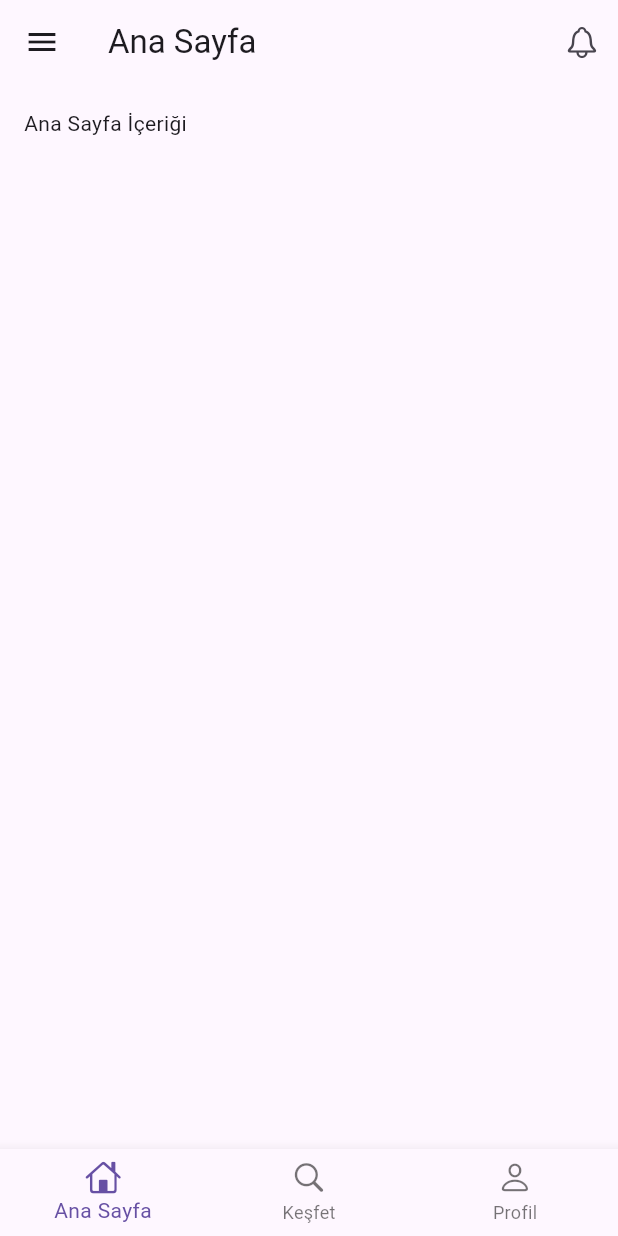
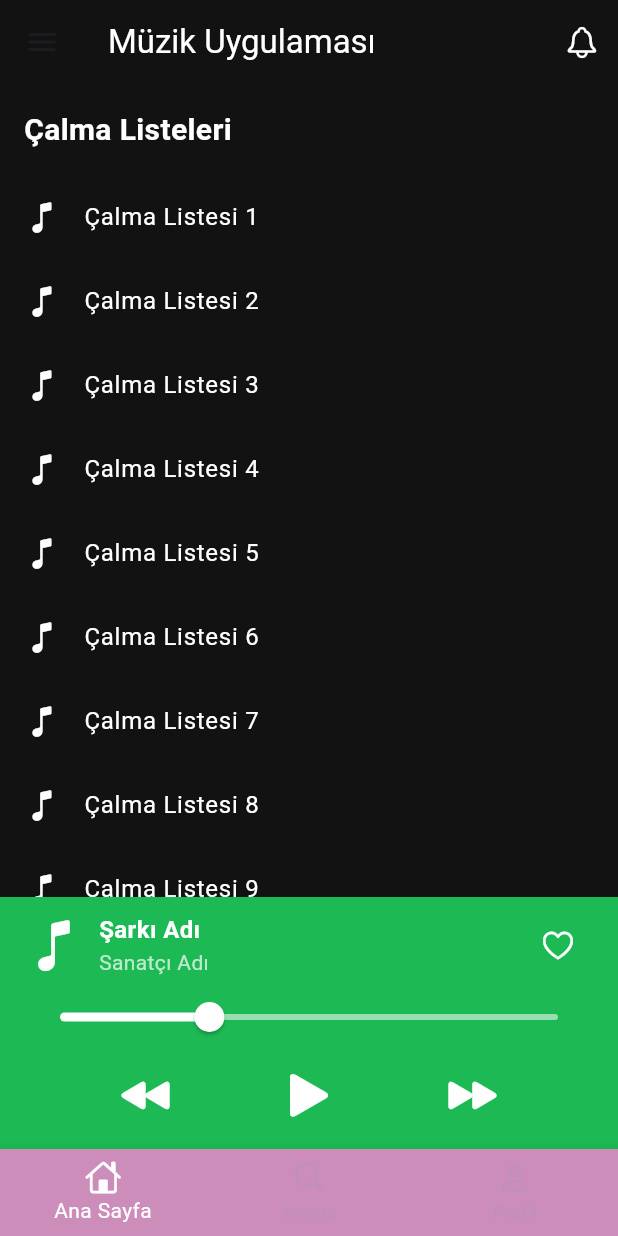
Before and after one commit to berrinyiilmaz/carplay_flutter, a Flutter app: the HomeScreen screen opened by its route, on a phone screen of 412 x 824 dp. Run offline on Flutter 3.47's test engine with Material 3 defaults, Android fonts, the phone set to English and light mode, and no system bars; our stand-ins replace go_router, lottie; missing offline and left inert: dotlottie_loader.

Commit message:
Update
Ana sayfa güncellendi

```diff
--- a/lib/screens/home_screen.dart
+++ b/lib/screens/home_screen.dart
@@ -7,12 +7,15 @@ class HomeScreen extends StatelessWidget {
   @override
   Widget build(BuildContext context) {
     return Scaffold(
+      backgroundColor: const Color(0xFF121212), // Spotify tarzı koyu tema
+
       // AppBar
       appBar: AppBar(
-        title: const Text('Ana Sayfa'),
+        backgroundColor: const Color(0xFF121212),
+        title: const Text('Müzik Uygulaması', style: TextStyle(color: Colors.white)),
         actions: [
           IconButton(
-            icon: const Icon(CupertinoIcons.bell),
+            icon: const Icon(CupertinoIcons.bell, color: Colors.white),
             onPressed: () {},
           ),
         ],
@@ -25,7 +28,7 @@ class HomeScreen extends StatelessWidget {
             // Drawer Header
             Container(
               height: 200,
-              color: Colors.blue,
+              color: Colors.blueGrey,
               child: const Column(
                 mainAxisAlignment: MainAxisAlignment.center,
                 children: [
@@ -64,13 +67,93 @@ class HomeScreen extends StatelessWidget {
         ),
       ),
 
-      // Ana içerik
+      // Ana içerik (Çalma Listeleri)
       body: Column(
         children: [
+          const Padding(
+            padding: EdgeInsets.all(16.0),
+            child: Align(
+              alignment: Alignment.centerLeft,
+              child: Text(
+                'Çalma Listeleri',
+                style: TextStyle(color: Colors.white, fontSize: 20, fontWeight: FontWeight.bold),
+              ),
+            ),
+          ),
           Expanded(
-            child: Container(
-              padding: const EdgeInsets.all(16),
-              child: const Text('Ana Sayfa İçeriği'),
+            child: ListView.builder(
+              itemCount: 10, // Çalma listesi sayısı
+              itemBuilder: (context, index) {
+                return ListTile(
+                  leading: const Icon(CupertinoIcons.music_note, color: Colors.white),
+                  title: Text('Çalma Listesi ${index + 1}', style: const TextStyle(color: Colors.white)),
+                  onTap: () {},
+                );
+              },
+            ),
+          ),
+
+          // Oynatma Kontrolleri
+          Container(
+            color: const Color(0xFF1DB954), // Spotify yeşili
+            padding: const EdgeInsets.symmetric(vertical: 8, horizontal: 16),
+            child: Column(
+              mainAxisSize: MainAxisSize.min,
+              children: [
+                // Şarkı Bilgisi
+                Row(
+                  children: [
+                    const Icon(CupertinoIcons.music_note, color: Colors.white, size: 40),
+                    const SizedBox(width: 10),
+                    Column(
+                      crossAxisAlignment: CrossAxisAlignment.start,
+                      children: const [
+                        Text(
+                          'Şarkı Adı',
+                          style: TextStyle(color: Colors.white, fontSize: 16, fontWeight: FontWeight.bold),
+                        ),
+                        Text(
+                          'Sanatçı Adı',
+                          style: TextStyle(color: Colors.white70, fontSize: 14),
+                        ),
+                      ],
+                    ),
+                    const Spacer(),
+                    IconButton(
+                      icon: const Icon(CupertinoIcons.heart, color: Colors.white),
+                      onPressed: () {},
+                    ),
+                  ],
+                ),
+
+                // İlerleme Çubuğu
+                Slider(
+                  value: 30,
+                  max: 100,
+                  onChanged: (value) {},
+                  activeColor: Colors.white,
+                  inactiveColor: Colors.white54,
+                ),
+
+                // Oynatma Tuşları
+                Row(
+                  mainAxisAlignment: MainAxisAlignment.spaceEvenly,
+                  children: [
+                    IconButton(
+                      icon: const Icon(CupertinoIcons.backward_fill, color: Colors.white, size: 32),
+                      onPressed: () {},
+                    ),
+                    IconButton(
+                      icon: const Icon(CupertinoIcons.play_fill, color: Colors.white, size: 40),
+                      onPressed: () {},
+                    ),
+                    IconButton(
+                      icon: const Icon(CupertinoIcons.forward_fill, color: Colors.white, size: 32),
+                      onPressed: () {},
+                    ),
+                  ],
+                ),
+              ],
             ),
           ),
         ],
@@ -78,6 +161,9 @@ class HomeScreen extends StatelessWidget {
 
       // Alt navigasyon çubuğu
       bottomNavigationBar: BottomNavigationBar(
+        backgroundColor: const Color.fromARGB(255, 204, 141, 187),
+        selectedItemColor: Colors.white,
+        unselectedItemColor: const Color.fromARGB(137, 176, 149, 182),
         items: const [
           BottomNavigationBarItem(
             icon: Icon(CupertinoIcons.home),
@@ -85,7 +171,7 @@ class HomeScreen extends StatelessWidget {
           ),
           BottomNavigationBarItem(
             icon: Icon(CupertinoIcons.search),
-            label: 'Keşfet',
+            label: 'Arama',
           ),
           BottomNavigationBarItem(
             icon: Icon(CupertinoIcons.person),
--- a/pubspec.yaml
+++ b/pubspec.yaml
@@ -17,6 +17,8 @@ dependencies:
   shared_preferences: ^2.3.3
   go_router: ^14.6.2
   flutter_secure_storage: ^9.2.2
+  dotlottie_loader: ^0.0.4
+  lottie: ^3.1.3
 
 dev_dependencies:
   flutter_test:
```
Also changed, not shown: lib/screens/loading_screen.dart (+37 -24 lines), pubspec.lock, 2 other files.
